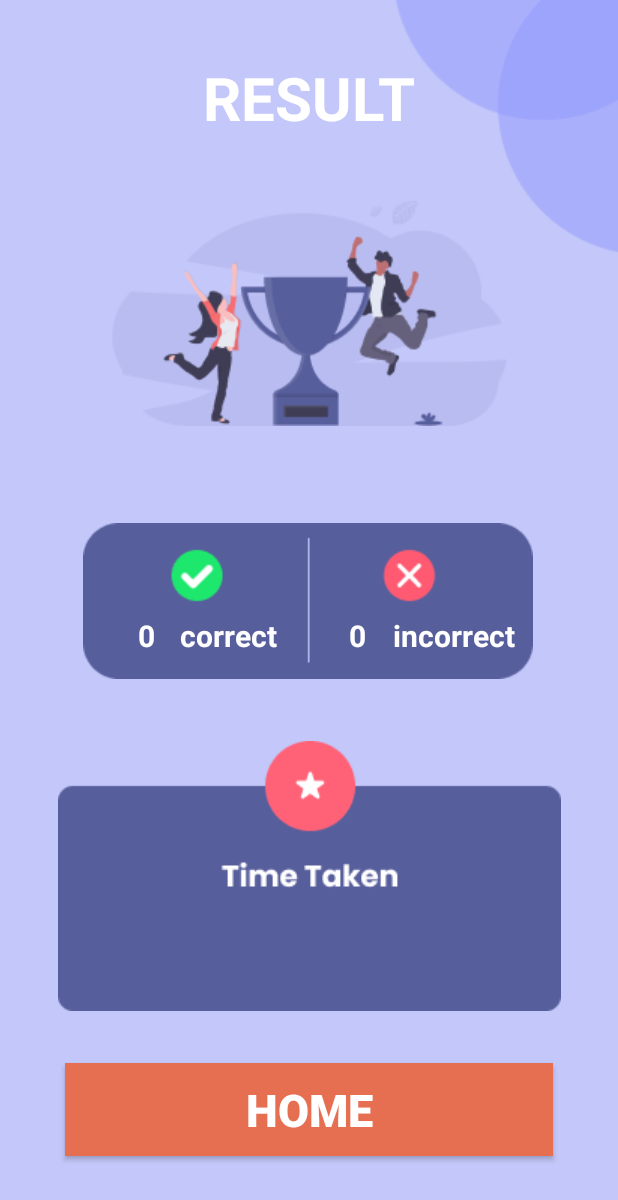
After one commit to notshivamgupta/TestZap, an Android app: the result screen opened directly, with no data from a screen before it, on a phone screen of 412 x 824 dp. The commit adds this screen. Shown: the top 1200 px of the screen. Run offline under Robolectric (Android 15) with nearby library versions, the phone set to English and light mode, and no system bars; Roboto replaces fonts that are not available here.

Commit message:
Merge branch 'master' of C:\Users\Suman Biswas\AndroidStudioProjects\TestZap with conflicts.

```diff
--- a/app/src/main/AndroidManifest.xml
+++ b/app/src/main/AndroidManifest.xml
@@ -11,19 +11,21 @@
         android:roundIcon="@mipmap/ic_launcher_round"
         android:supportsRtl="true"
         android:theme="@style/AppTheme">
-        <activity android:name=".start_test"></activity>
-        <activity android:name=".Setspage"></activity>
-        <activity android:name=".ExamPage"></activity>
+        <activity android:name=".result"></activity>
+        <activity android:name=".start_test" />
+        <activity android:name=".Setspage" />
+        <activity android:name=".ExamPage" />
         <activity
             android:name=".HomeActivity"
             android:theme="@style/AppTheme">
 
-
-          <!--  <intent-filter>
+            <!--
+            <intent-filter>
                 <action android:name="android.intent.action.MAIN" />
 
                 <category android:name="android.intent.category.LAUNCHER" />
-            </intent-filter>-->
+            </intent-filter>
+            -->
 
         </activity>
         <activity android:name=".Splash">
@@ -33,14 +35,16 @@
                 <category android:name="android.intent.category.LAUNCHER" />
             </intent-filter>
         </activity>
-        <activity android:name=".MainActivity"/>
-        <activity android:name=".Get_started" >
+        <activity android:name=".MainActivity" />
+        <activity android:name=".Get_started">
 
-          <!--  <intent-filter>
+            <!--
+            <intent-filter>
                 <action android:name="android.intent.action.MAIN" />
 
                 <category android:name="android.intent.category.LAUNCHER" />
-            </intent-filter>-->
+            </intent-filter>
+            -->
         </activity>
         <activity android:name=".Register" />
         <activity android:name=".Sign_in" />
--- a/app/src/main/java/com/example/testzap/ExamPage.java
+++ b/app/src/main/java/com/example/testzap/ExamPage.java
@@ -320,6 +320,7 @@ public class ExamPage extends AppCompatActivity {
 
                         @Override
                         public void onCancelled(@NonNull DatabaseError error) {
+
                         }
                     });
                     total++;
--- /dev/null
+++ b/app/src/main/java/com/example/testzap/result.java
@@ -0,0 +1,37 @@
+package com.example.testzap;
+
+import androidx.appcompat.app.AppCompatActivity;
+
+import android.content.Intent;
+import android.os.Bundle;
+import android.view.View;
+import android.widget.Button;
+import android.widget.TextView;
+
+public class result extends AppCompatActivity {
+    private TextView correct,incorrect;
+    private Button gotohome;
+
+    @Override
+    protected void onCreate(Bundle savedInstanceState) {
+        super.onCreate(savedInstanceState);
+        setContentView(R.layout.activity_result);
+      correct=findViewById(R.id.correctans);
+      incorrect=findViewById(R.id.incorrectans);
+      gotohome=findViewById(R.id.buttonresult);
+      int a,b;
+        Intent intent=getIntent();
+      a=intent.getIntExtra("Correct",0);
+      b=intent.getIntExtra("Incorrect",0);
+    correct.setText(Integer.toString(a));
+      incorrect.setText(Integer.toString(b));
+
+      gotohome.setOnClickListener(new View.OnClickListener() {
+          @Override
+          public void onClick(View view) {
+              startActivity(new Intent(result.this,HomeActivity.class));
+              finish();
+          }
+      });
+    }
+}
--- /dev/null
+++ b/app/src/main/res/layout/activity_result.xml
@@ -0,0 +1,148 @@
+<?xml version="1.0" encoding="utf-8"?>
+<androidx.constraintlayout.widget.ConstraintLayout xmlns:android="http://schemas.android.com/apk/res/android"
+    xmlns:app="http://schemas.android.com/apk/res-auto"
+    xmlns:tools="http://schemas.android.com/tools"
+    android:layout_width="match_parent"
+    android:layout_height="match_parent"
+    android:background="#C3C7F9"
+    tools:context=".result">
+
+
+    <TextView
+        android:id="@+id/result"
+        android:layout_width="354dp"
+        android:layout_height="58dp"
+        android:gravity="center"
+        android:text="RESULT"
+        android:textColor="#ffff"
+        android:textSize="40dp"
+        android:textStyle="bold"
+        app:layout_constraintBottom_toBottomOf="parent"
+        app:layout_constraintEnd_toEndOf="parent"
+        app:layout_constraintHorizontal_bias="0.491"
+        app:layout_constraintStart_toStartOf="parent"
+        app:layout_constraintTop_toTopOf="parent"
+        app:layout_constraintVertical_bias="0.047" />
+
+    <ImageView
+        android:id="@+id/cornerResult"
+        android:layout_width="wrap_content"
+        android:layout_height="wrap_content"
+        android:src="@drawable/resultcorner"
+        app:layout_constraintBottom_toBottomOf="parent"
+        app:layout_constraintEnd_toEndOf="parent"
+        app:layout_constraintHorizontal_bias="1.0"
+        app:layout_constraintStart_toStartOf="parent"
+        app:layout_constraintTop_toTopOf="parent"
+        app:layout_constraintVertical_bias="0.0" />
+
+    <ImageView
+        android:id="@+id/resultwinner"
+        android:layout_width="wrap_content"
+        android:layout_height="wrap_content"
+        android:src="@drawable/winnerresult"
+        app:layout_constraintBottom_toBottomOf="parent"
+        app:layout_constraintEnd_toEndOf="parent"
+        app:layout_constraintStart_toStartOf="parent"
+        app:layout_constraintTop_toTopOf="parent"
+        app:layout_constraintVertical_bias="0.199" />
+
+    <ImageView
+        android:id="@+id/ressultshower"
+        android:layout_width="wrap_content"
+        android:layout_height="wrap_content"
+        android:src="@drawable/correctwrongresult"
+        app:layout_constraintBottom_toBottomOf="parent"
+        app:layout_constraintEnd_toEndOf="parent"
+        app:layout_constraintHorizontal_bias="0.495"
+        app:layout_constraintStart_toStartOf="parent"
+        app:layout_constraintTop_toTopOf="parent"
+        app:layout_constraintVertical_bias="0.484" />
+
+    <TextView
+        android:id="@+id/correctans"
+        android:layout_width="wrap_content"
+        android:layout_height="wrap_content"
+        android:text="0"
+        android:textColor="#ffff"
+        android:textSize="20dp"
+        android:textStyle="bold"
+        app:layout_constraintBottom_toBottomOf="parent"
+        app:layout_constraintEnd_toEndOf="parent"
+        app:layout_constraintHorizontal_bias="0.23"
+        app:layout_constraintStart_toStartOf="parent"
+        app:layout_constraintTop_toTopOf="parent"
+        app:layout_constraintVertical_bias="0.515" />
+
+    <TextView
+        android:id="@+id/incorrectans"
+        android:layout_width="wrap_content"
+        android:layout_height="wrap_content"
+        android:text="0"
+        android:textColor="#ffff"
+        android:textSize="20dp"
+        android:textStyle="bold"
+        app:layout_constraintBottom_toBottomOf="parent"
+        app:layout_constraintEnd_toEndOf="parent"
+        app:layout_constraintHorizontal_bias="0.58"
+        app:layout_constraintStart_toStartOf="parent"
+        app:layout_constraintTop_toTopOf="parent"
+        app:layout_constraintVertical_bias="0.515" />
+    <TextView
+        android:id="@+id/correct"
+        android:layout_width="wrap_content"
+        android:layout_height="wrap_content"
+        android:text="correct"
+        android:textColor="#ffff"
+        android:textSize="20dp"
+        android:textStyle="bold"
+        app:layout_constraintBottom_toBottomOf="parent"
+        app:layout_constraintEnd_toEndOf="parent"
+        app:layout_constraintHorizontal_bias="0.346"
+        app:layout_constraintStart_toStartOf="parent"
+        app:layout_constraintTop_toTopOf="parent"
+        app:layout_constraintVertical_bias="0.515" />
+
+    <TextView
+        android:id="@+id/incorrect"
+        android:layout_width="wrap_content"
+        android:layout_height="wrap_content"
+        android:text="incorrect"
+        android:textColor="#ffff"
+        android:textSize="20dp"
+        android:textStyle="bold"
+        app:layout_constraintBottom_toBottomOf="parent"
+        app:layout_constraintEnd_toEndOf="parent"
+        app:layout_constraintHorizontal_bias="0.793"
+        app:layout_constraintStart_toStartOf="parent"
+        app:layout_constraintTop_toTopOf="parent"
+        app:layout_constraintVertical_bias="0.515" />
+
+    <ImageView
+        android:id="@+id/timetakenbyuser"
+        android:layout_width="wrap_content"
+        android:layout_height="wrap_content"
+        android:src="@drawable/timetakenresult"
+        app:layout_constraintBottom_toBottomOf="parent"
+        app:layout_constraintEnd_toEndOf="parent"
+        app:layout_constraintStart_toStartOf="parent"
+        app:layout_constraintTop_toTopOf="parent"
+        app:layout_constraintVertical_bias="0.767" />
+
+    <Button
+        android:id="@+id/buttonresult"
+        android:layout_width="325dp"
+        android:layout_height="62dp"
+        android:background="#E76F51"
+        android:text="Home"
+        android:textColor="#ffff"
+        android:textSize="30dp"
+        android:textStyle="bold"
+        app:layout_constraintBottom_toBottomOf="parent"
+        app:layout_constraintEnd_toEndOf="parent"
+        app:layout_constraintStart_toStartOf="parent"
+        app:layout_constraintTop_toTopOf="parent"
+        app:layout_constraintVertical_bias="0.93" />
+
+
+</androidx.constraintlayout.widget.ConstraintLayout>
```
Also changed, not shown: app/src/main/res/drawable-v24/correctwrongresult.png (added), app/src/main/res/drawable-v24/resultcorner.png (added), app/src/main/res/drawable-v24/timetakenresult.png (added), app/src/main/res/drawable-v24/winnerresult.png (added).
